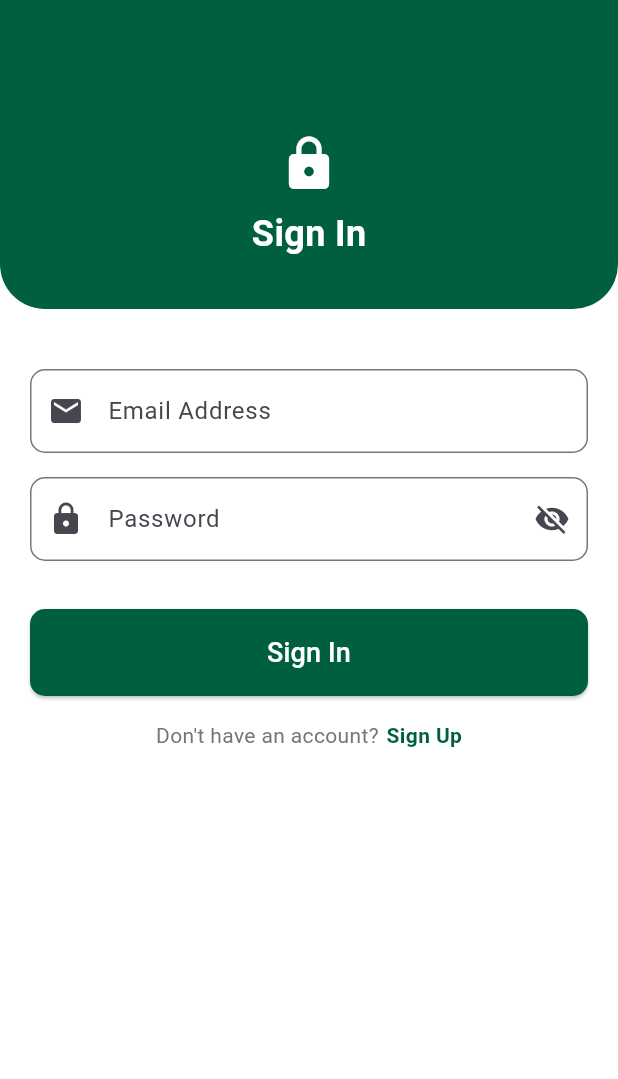
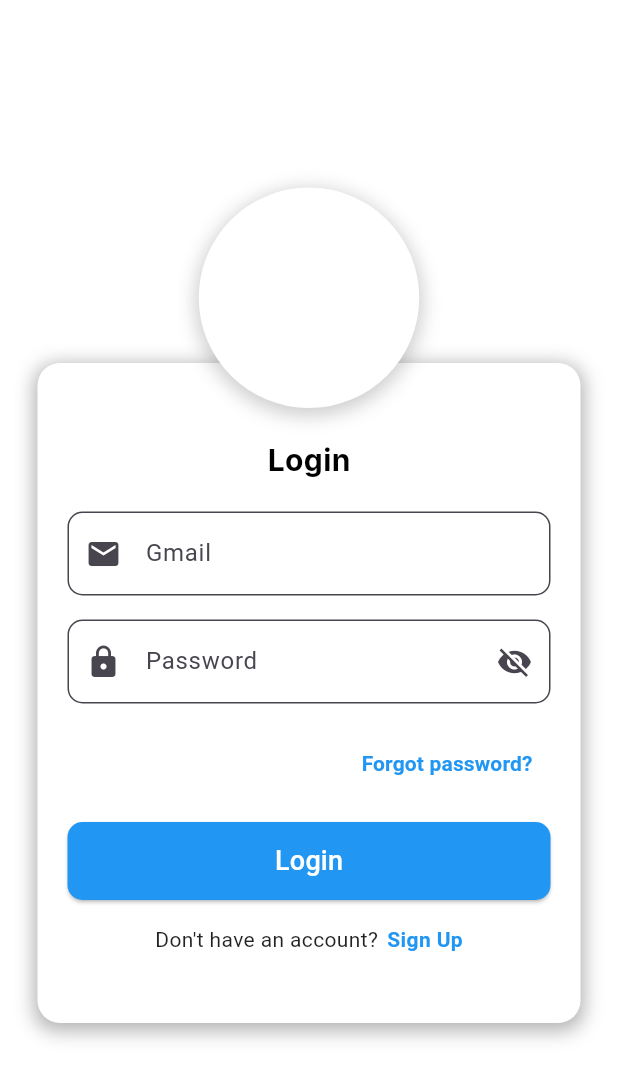
Before and after one commit to 2200039087/startup, a Flutter app: the screen it shows after launch, after a tap on "Skip", on a phone screen of 412 x 824 dp. Shown: the top 1079 px of the screen. Run offline on Flutter 3.47's test engine with Material 3 defaults, Android fonts, the phone set to English and light mode, and no system bars; our stand-ins replace google_fonts, percent_indicator, shared_preferences.

Commit message:
Your commit message

```diff
--- a/lib/LoginScreens/signinscreen.dart
+++ b/lib/LoginScreens/signinscreen.dart
@@ -1,8 +1,6 @@
 import 'package:flutter/material.dart';
 import 'package:shared_preferences/shared_preferences.dart';
 import 'package:vitalstats/LoginScreens/adhaarscreen.dart';
-
-
 import '../HomeScreens/homescreen.dart'; // Import the Aadhaar screen
 
 class SignInScreen extends StatefulWidget {
@@ -22,64 +20,58 @@ class _SignInScreenState extends State<SignInScreen> {
   Widget build(BuildContext context) {
     return Scaffold(
       backgroundColor: Colors.white,
-      appBar: AppBar(
-        backgroundColor: Color(0xFF005F40),
-        elevation: 0, // Remove the shadow below the AppBar
-      ),
-      body: SafeArea(
-        child: Column(
+      body: Stack(
         children: [
-            // Header Section
-            Container(
-              height: 150, // Adjusted height to accommodate the AppBar
+          // Padding around the Card
+          Padding(
+            padding: const EdgeInsets.all(25.0), // Add padding around the card
+            child: Center(
+              child: Container(
+                width: 373, // Adjust width to match Figma design
+                height: 440, // Adjust height to match Figma design
+                margin: EdgeInsets.only(top: 100), // Adjust top margin to center
                 decoration: BoxDecoration(
-                color: Color(0xFF005F40),
-                borderRadius: BorderRadius.only(
-                  bottomLeft: Radius.circular(30),
-                  bottomRight: Radius.circular(30),
-                ),
-              ),
-              child: Center(
-                child: Column(
-                  mainAxisAlignment: MainAxisAlignment.center,
-                  children: [
-                    Icon(
-                      Icons.lock,
-                      size: 40,
                   color: Colors.white,
-                    ),
-                    SizedBox(height: 10),
-                    Text(
-                      'Sign In',
-                      style: TextStyle(
-                        color: Colors.white,
-                        fontSize: 24,
-                        fontWeight: FontWeight.bold,
-                      ),
+                  borderRadius: BorderRadius.circular(15),
+                  boxShadow: [
+                    BoxShadow(
+                      color: Colors.black.withOpacity(0.3),
+                      spreadRadius: 2,
+                      blurRadius: 10,
+                      offset: Offset(0, 3),
                     ),
                   ],
                 ),
-              ),
-            ),
-            SizedBox(height: 40),
-            Expanded(
                 child: Padding(
-                padding: const EdgeInsets.symmetric(horizontal: 20.0),
-                child: SingleChildScrollView(
+                  padding: const EdgeInsets.all(20.0),
                   child: Form(
                     key: _formKey,
                     child: Column(
                       children: [
+                        SizedBox(height: 30), // Add space for the overlapping circle
+                        // Login Text
+                        Text(
+                          'Login',
+                          style: TextStyle(
+                            fontFamily: 'Inter',
+                            fontSize: 20,
+                            fontWeight: FontWeight.bold,
+                            color: Colors.black,
+                          ),
+                        ),
+                        SizedBox(height: 20),
                         // Email Address Field
                         TextFormField(
                           controller: emailController,
                           keyboardType: TextInputType.emailAddress,
                           decoration: InputDecoration(
-                            labelText: 'Email Address',
+                            labelText: 'Gmail',
                             prefixIcon: Icon(Icons.email),
                             border: OutlineInputBorder(
                               borderRadius: BorderRadius.circular(10),
                             ),
+                            filled: true,
+                            fillColor: Colors.white,
                           ),
                           validator: (value) {
                             if (value == null || value.isEmpty) {
@@ -111,6 +103,8 @@ class _SignInScreenState extends State<SignInScreen> {
                             border: OutlineInputBorder(
                               borderRadius: BorderRadius.circular(10),
                             ),
+                            filled: true,
+                            fillColor: Colors.white,
                           ),
                           validator: (value) {
                             if (value == null || value.isEmpty) {
@@ -119,7 +113,24 @@ class _SignInScreenState extends State<SignInScreen> {
                             return null;
                           },
                         ),
-                        SizedBox(height: 32.0),
+                        SizedBox(height: 16.0),
+                        // Forgot Password
+                        Align(
+                          alignment: Alignment.centerRight,
+                          child: TextButton(
+                            onPressed: () {
+                              // Handle forgot password
+                            },
+                            child: Text(
+                              'Forgot password?',
+                              style: TextStyle(
+                                color: Colors.blue,
+                                fontWeight: FontWeight.bold,
+                              ),
+                            ),
+                          ),
+                        ),
+                        SizedBox(height: 15.0),
                         // Sign In Button
                         SizedBox(
                           width: double.infinity,
@@ -146,14 +157,14 @@ class _SignInScreenState extends State<SignInScreen> {
                               }
                             },
                             style: ElevatedButton.styleFrom(
-                              backgroundColor: Color(0xFF005F40), // Dark green color
-                              padding: EdgeInsets.symmetric(vertical: 16.0),
+                              backgroundColor: Colors.blue, // Blue color
+                              padding: EdgeInsets.symmetric(vertical: 13.0),
                               shape: RoundedRectangleBorder(
                                 borderRadius: BorderRadius.circular(10),
                               ),
                             ),
                             child: Text(
-                              'Sign In',
+                              'Login',
                               style: TextStyle(fontSize: 18, color: Colors.white),
                             ),
                           ),
@@ -165,9 +176,9 @@ class _SignInScreenState extends State<SignInScreen> {
                           children: [
                             Text(
                               "Don't have an account?",
-                              style: TextStyle(color: Colors.grey[600]),
+                              style: TextStyle(color: Colors.black87),
                             ),
-                            SizedBox(width: 5),
+                            SizedBox(width: 6),
                             GestureDetector(
                               onTap: () {
                                 Navigator.push(
@@ -178,7 +189,7 @@ class _SignInScreenState extends State<SignInScreen> {
                               child: Text(
                                 'Sign Up',
                                 style: TextStyle(
-                                  color: Color(0xFF005F40),
+                                  color: Colors.blue,
                                   fontWeight: FontWeight.bold,
                                 ),
                               ),
@@ -191,8 +202,30 @@ class _SignInScreenState extends State<SignInScreen> {
                 ),
               ),
             ),
+          ),
+          // Circular Image Placeholder
+          Positioned(
+            top: 125,
+            left: MediaQuery.of(context).size.width / 2 - 73.5, // Center the image
+            child: Container(
+              width: 147,
+              height: 147,
+              decoration: BoxDecoration(
+                color: Colors.white,
+                shape: BoxShape.circle,
+                boxShadow: [
+                  BoxShadow(
+                    color: Colors.black.withOpacity(0.2),
+                    spreadRadius: 2,
+                    blurRadius: 10,
+                    offset: Offset(0, 3),
+                  ),
                 ],
               ),
+
+            ),
+          ),
+        ],
       ),
     );
   }
```
Also changed, not shown: lib/HomeScreens/homescreen.dart (+29 -23 lines), lib/survey_screens/Survey2Screen.dart (+14 -7 lines), lib/survey_screens/Survey4Screen.dart (+10 -3 lines), lib/HomeScreens/home_screen2.dart (renamed from lib/HomeScreens/ home_screen2.dart). Lines whose indentation alone changed are shown as unchanged.
